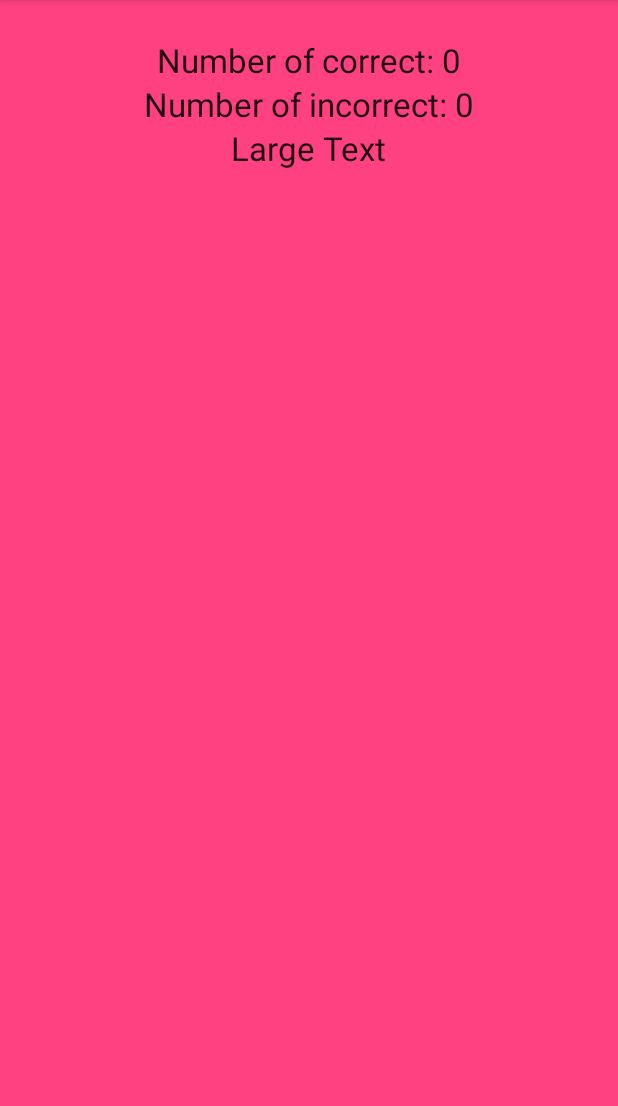
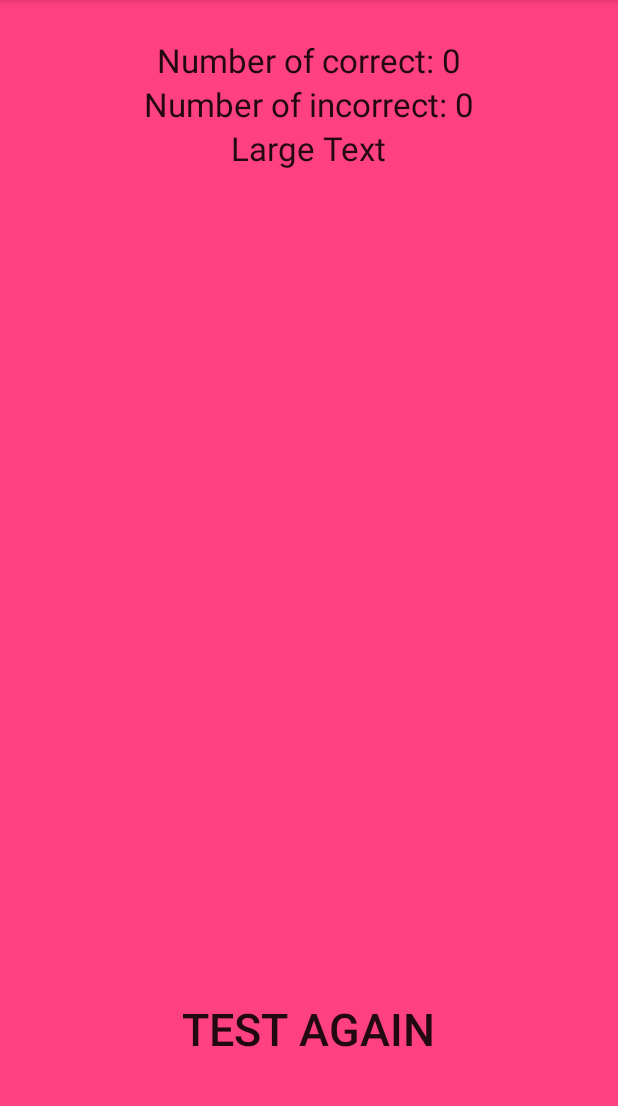
Before and after one commit to fruitbraker/RedbirdHacks2016, an Android app: the InfoActivity screen opened directly, with no data from a screen before it, on a phone screen of 412 x 824 dp, the part 84-1190 px from its top. Run offline under Robolectric (Android 15) with nearby library versions, the phone set to English and light mode, and no system bars; 1 statement that could not run was skipped.

Commit message:
Added an option if the user wants to retake the test.

```diff
--- a/app/src/main/java/com/ercpng/redbirdhacks2016/activities/MyApplication.java
+++ b/app/src/main/java/com/ercpng/redbirdhacks2016/activities/MyApplication.java
@@ -37,4 +37,9 @@ public class MyApplication extends Application{
     public static long getTime() {
         return allTime;
     }
+
+    public static void reset() {
+        correct = incorrect = 0;
+        allTime = 0;
+    }
 }
--- a/app/src/main/res/layout/activity_info.xml
+++ b/app/src/main/res/layout/activity_info.xml
@@ -33,4 +33,16 @@
         android:layout_below="@+id/tvIncorrect"
         android:layout_centerHorizontal="true" />
 
+    <Button
+        android:layout_width="wrap_content"
+        android:layout_height="wrap_content"
+        android:text="Test Again"
+        android:textSize="30sp"
+        android:background="@android:color/transparent"
+        android:id="@+id/button2"
+        android:layout_alignParentBottom="true"
+        android:layout_centerHorizontal="true"
+        android:onClick="playAgain"
+        android:layout_marginBottom="58dp" />
+
 </RelativeLayout>
```
Also changed, not shown: app/src/main/java/com/ercpng/redbirdhacks2016/activities/InfoActivity.java (+15 -1 lines).
